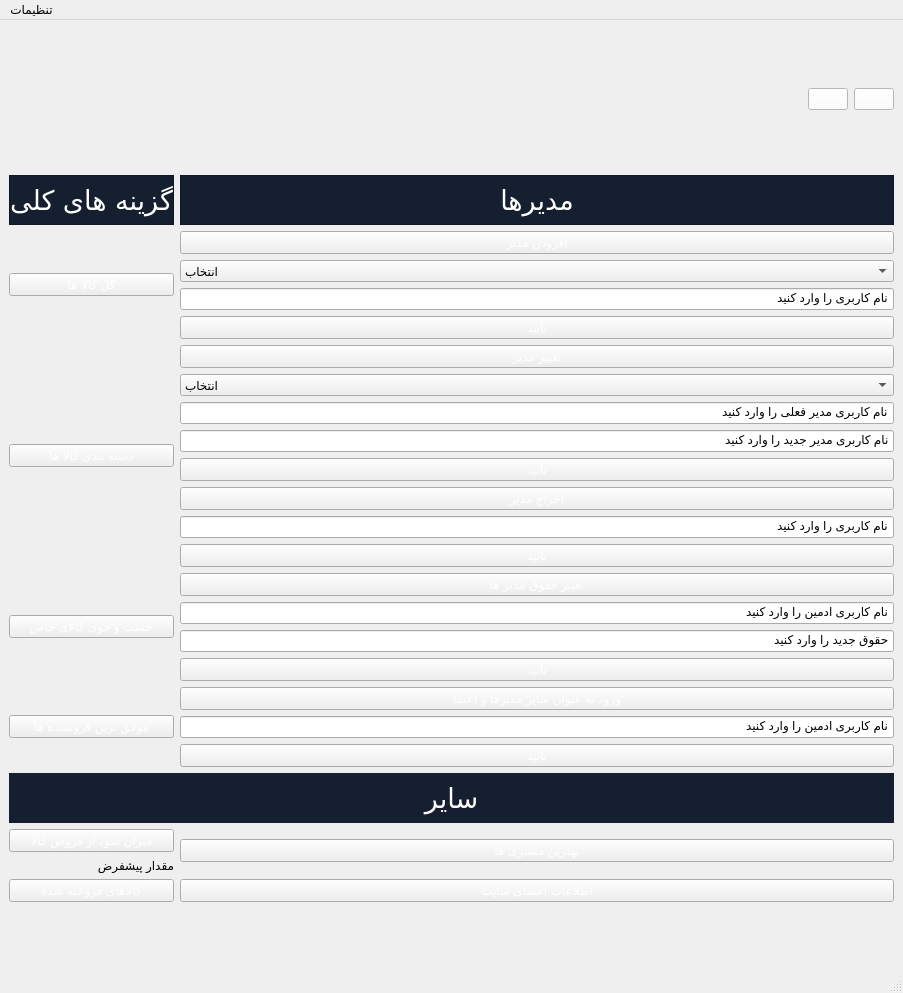
Before: the Qt Designer form MainAdminWindow.ui in Alireza8hi/Project-DigiKala, drawn with Qt 5.
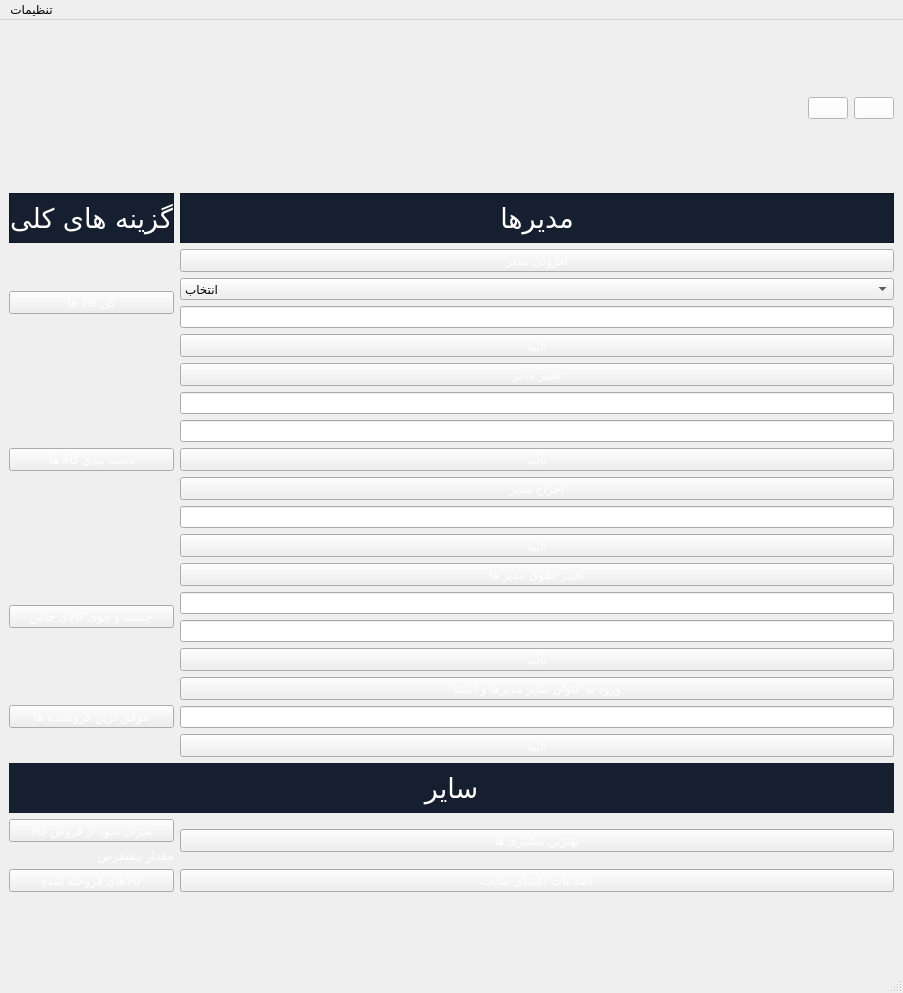
After: the same form once the commit is applied. Icons and pictures are not drawn.

Commit message: edit MainAdminWindow.ui and actived add admin and actived changeadmin

What changed in the file:
```diff
--- a/MainAdminWindow.ui
+++ b/MainAdminWindow.ui
@@ -129,7 +129,16 @@
         </item>
         <item>
          <widget class="QLineEdit" name="AddAdminUserLe">
+          <property name="cursor">
+           <cursorShape>IBeamCursor</cursorShape>
+          </property>
+          <property name="styleSheet">
+           <string notr="true">color: rgb(255, 255, 255);</string>
+          </property>
           <property name="inputMask">
+           <string/>
+          </property>
+          <property name="placeholderText">
            <string>نام کاربری را وارد کنید</string>
           </property>
          </widget>
@@ -209,6 +218,9 @@
         </item>
         <item>
          <widget class="QLineEdit" name="OpenOtherAdminsLe">
+          <property name="styleSheet">
+           <string notr="true">color: rgb(255, 255, 255);</string>
+          </property>
           <property name="inputMask">
            <string>نام کاربری ادمین را وارد کنید</string>
           </property>
@@ -240,45 +252,28 @@
             </property>
            </widget>
           </item>
-          <item>
-           <widget class="QComboBox" name="ChangeAdminCombo">
-            <item>
-             <property name="text">
-              <string>انتخاب</string>
-             </property>
-            </item>
-            <item>
-             <property name="text">
-              <string>مدیر انبار</string>
-             </property>
-            </item>
-            <item>
-             <property name="text">
-              <string>مدیر پست</string>
-             </property>
-            </item>
-            <item>
-             <property name="text">
-              <string>مدیر پشتیبانی</string>
-             </property>
-            </item>
-            <item>
-             <property name="text">
-              <string>مدیر بررسی</string>
-             </property>
-            </item>
-           </widget>
-          </item>
           <item>
            <widget class="QLineEdit" name="CurrentAdminLe">
+            <property name="styleSheet">
+             <string notr="true">color: rgb(255, 255, 255);</string>
+            </property>
             <property name="inputMask">
+             <string/>
+            </property>
+            <property name="placeholderText">
              <string>نام کاربری مدیر فعلی را وارد کنید</string>
             </property>
            </widget>
           </item>
           <item>
            <widget class="QLineEdit" name="NewAdminLe">
+            <property name="styleSheet">
+             <string notr="true">color: rgb(255, 255, 255);</string>
+            </property>
             <property name="inputMask">
+             <string/>
+            </property>
+            <property name="placeholderText">
              <string>نام کاربری مدیر جدید را وارد کنید</string>
             </property>
            </widget>
@@ -307,7 +302,13 @@
         </item>
         <item>
          <widget class="QLineEdit" name="RemoveAdminLe">
+          <property name="styleSheet">
+           <string notr="true">color: rgb(255, 255, 255);</string>
+          </property>
           <property name="inputMask">
+           <string/>
+          </property>
+          <property name="placeholderText">
            <string>نام کاربری را وارد کنید</string>
           </property>
          </widget>
@@ -387,7 +388,13 @@
         </item>
         <item>
          <widget class="QLineEdit" name="ChangeAdminIncomeUserLe">
+          <property name="styleSheet">
+           <string notr="true">color: rgb(255, 255, 255);</string>
+          </property>
           <property name="inputMask">
+           <string/>
+          </property>
+          <property name="placeholderText">
            <string>نام کاربری ادمین را وارد کنید</string>
           </property>
          </widget>
@@ -406,7 +413,13 @@
             <height>0</height>
            </size>
           </property>
+          <property name="styleSheet">
+           <string notr="true">color: rgb(255, 255, 255);</string>
+          </property>
           <property name="inputMask">
+           <string/>
+          </property>
+          <property name="placeholderText">
            <string>حقوق جدید را وارد کنید</string>
           </property>
          </widget>
@@ -447,6 +460,9 @@
         </item>
         <item>
          <widget class="QLabel" name="CommodityProfitLbl">
+          <property name="styleSheet">
+           <string notr="true">color: rgb(255, 255, 255);</string>
+          </property>
           <property name="text">
            <string>مقدار پیشفرض</string>
           </property>
```
Left out of the diff: 2 changed lines with no effect on the pictures. The commit also changes 3 other files.
